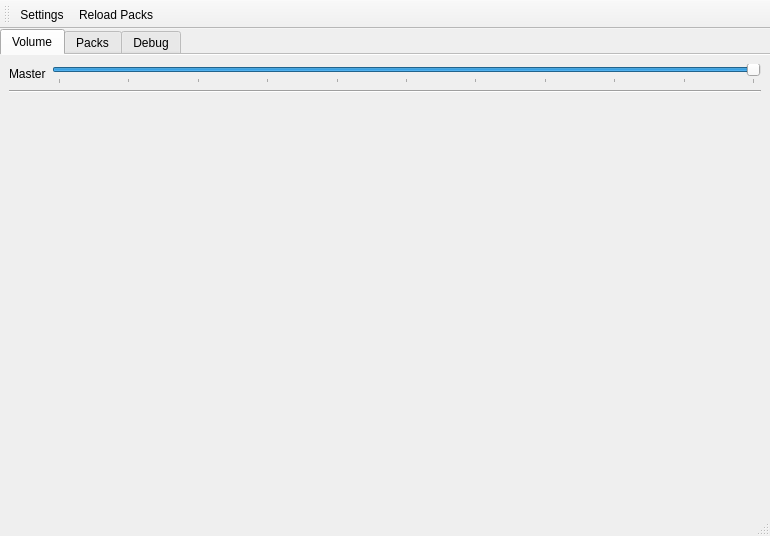
Old version of the form mainwindow.ui in the repository EssGeeEich/QtSense.
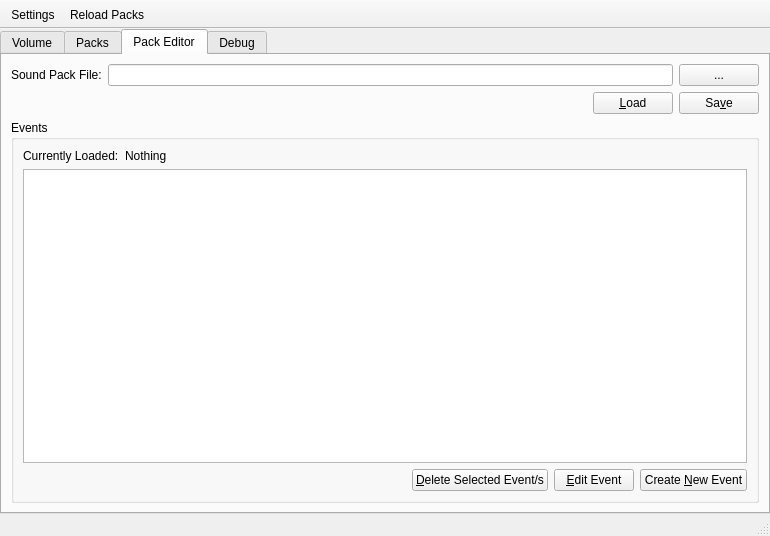
New version of the form.

```diff
--- a/mainwindow.ui
+++ b/mainwindow.ui
@@ -30,10 +30,7 @@
     <item>
      <widget class="QTabWidget" name="tabWidget">
       <property name="currentIndex">
-       <number>0</number>
-      </property>
-      <property name="documentMode">
-       <bool>true</bool>
+       <number>2</number>
       </property>
       <widget class="QWidget" name="volumeTab">
        <attribute name="title">
@@ -85,6 +82,146 @@
         </item>
        </layout>
       </widget>
+      <widget class="QWidget" name="editorTab">
+       <attribute name="title">
+        <string>Pack Editor</string>
+       </attribute>
+       <layout class="QVBoxLayout" name="verticalLayout_5">
+        <item>
+         <layout class="QHBoxLayout" name="horizontalLayout_5">
+          <item>
+           <widget class="QLabel" name="browseSoundPackLabel">
+            <property name="text">
+             <string>Sound Pack File:</string>
+            </property>
+           </widget>
+          </item>
+          <item>
+           <widget class="QLineEdit" name="browseSoundPackLineEdit"/>
+          </item>
+          <item>
+           <widget class="QPushButton" name="browseSoundPackButton">
+            <property name="text">
+             <string>...</string>
+            </property>
+           </widget>
+          </item>
+         </layout>
+        </item>
+        <item>
+         <layout class="QHBoxLayout" name="horizontalLayout_7">
+          <item>
+           <spacer name="horizontalSpacer_2">
+            <property name="orientation">
+             <enum>Qt::Horizontal</enum>
+            </property>
+            <property name="sizeHint" stdset="0">
+             <size>
+              <width>40</width>
+              <height>20</height>
+             </size>
+            </property>
+           </spacer>
+          </item>
+          <item>
+           <widget class="QPushButton" name="loadButton">
+            <property name="text">
+             <string>&amp;Load</string>
+            </property>
+           </widget>
+          </item>
+          <item>
+           <widget class="QPushButton" name="saveButton">
+            <property name="text">
+             <string>Sa&amp;ve</string>
+            </property>
+           </widget>
+          </item>
+         </layout>
+        </item>
+        <item>
+         <widget class="QGroupBox" name="eventsGroup">
+          <property name="title">
+           <string>Events</string>
+          </property>
+          <layout class="QVBoxLayout" name="verticalLayout_4">
+           <item>
+            <layout class="QHBoxLayout" name="horizontalLayout_6">
+             <item>
+              <widget class="QLabel" name="currentlyLoadedPackDescriptiveLabel">
+               <property name="sizePolicy">
+                <sizepolicy hsizetype="Maximum" vsizetype="Preferred">
+                 <horstretch>0</horstretch>
+                 <verstretch>0</verstretch>
+                </sizepolicy>
+               </property>
+               <property name="text">
+                <string>Currently Loaded:</string>
+               </property>
+              </widget>
+             </item>
+             <item>
+              <widget class="QLabel" name="currentlyLoadedPackLabel">
+               <property name="text">
+                <string>Nothing</string>
+               </property>
+              </widget>
+             </item>
+            </layout>
+           </item>
+           <item>
+            <widget class="QListWidget" name="eventsList">
+             <property name="sizePolicy">
+              <sizepolicy hsizetype="MinimumExpanding" vsizetype="MinimumExpanding">
+               <horstretch>0</horstretch>
+               <verstretch>0</verstretch>
+              </sizepolicy>
+             </property>
+            </widget>
+           </item>
+           <item>
+            <layout class="QHBoxLayout" name="horizontalLayout_4">
+             <item>
+              <spacer name="horizontalSpacer">
+               <property name="orientation">
+                <enum>Qt::Horizontal</enum>
+               </property>
+               <property name="sizeHint" stdset="0">
+                <size>
+                 <width>40</width>
+                 <height>20</height>
+                </size>
+               </property>
+              </spacer>
+             </item>
+             <item>
+              <widget class="QPushButton" name="deleteSelEvent">
+               <property name="text">
+                <string>&amp;Delete Selected Event/s</string>
+               </property>
+              </widget>
+             </item>
+             <item>
+              <widget class="QPushButton" name="editSelEvent">
+               <property name="text">
+                <string>&amp;Edit Event</string>
+               </property>
+              </widget>
+             </item>
+             <item>
+              <widget class="QPushButton" name="createNewEvent">
+               <property name="text">
+                <string>Create &amp;New Event</string>
+               </property>
+              </widget>
+             </item>
+            </layout>
+           </item>
+          </layout>
+         </widget>
+        </item>
+       </layout>
+      </widget>
       <widget class="QWidget" name="debugTab">
        <attribute name="title">
         <string>Debug</string>
@@ -141,6 +278,15 @@
    <property name="windowTitle">
     <string>toolBar</string>
    </property>
+   <property name="movable">
+    <bool>false</bool>
+   </property>
+   <property name="toolButtonStyle">
+    <enum>Qt::ToolButtonFollowStyle</enum>
+   </property>
+   <property name="floatable">
+    <bool>false</bool>
+   </property>
    <attribute name="toolBarArea">
     <enum>TopToolBarArea</enum>
    </attribute>
```
Left out of the diff: 30 changed lines with no effect on the pictures.
